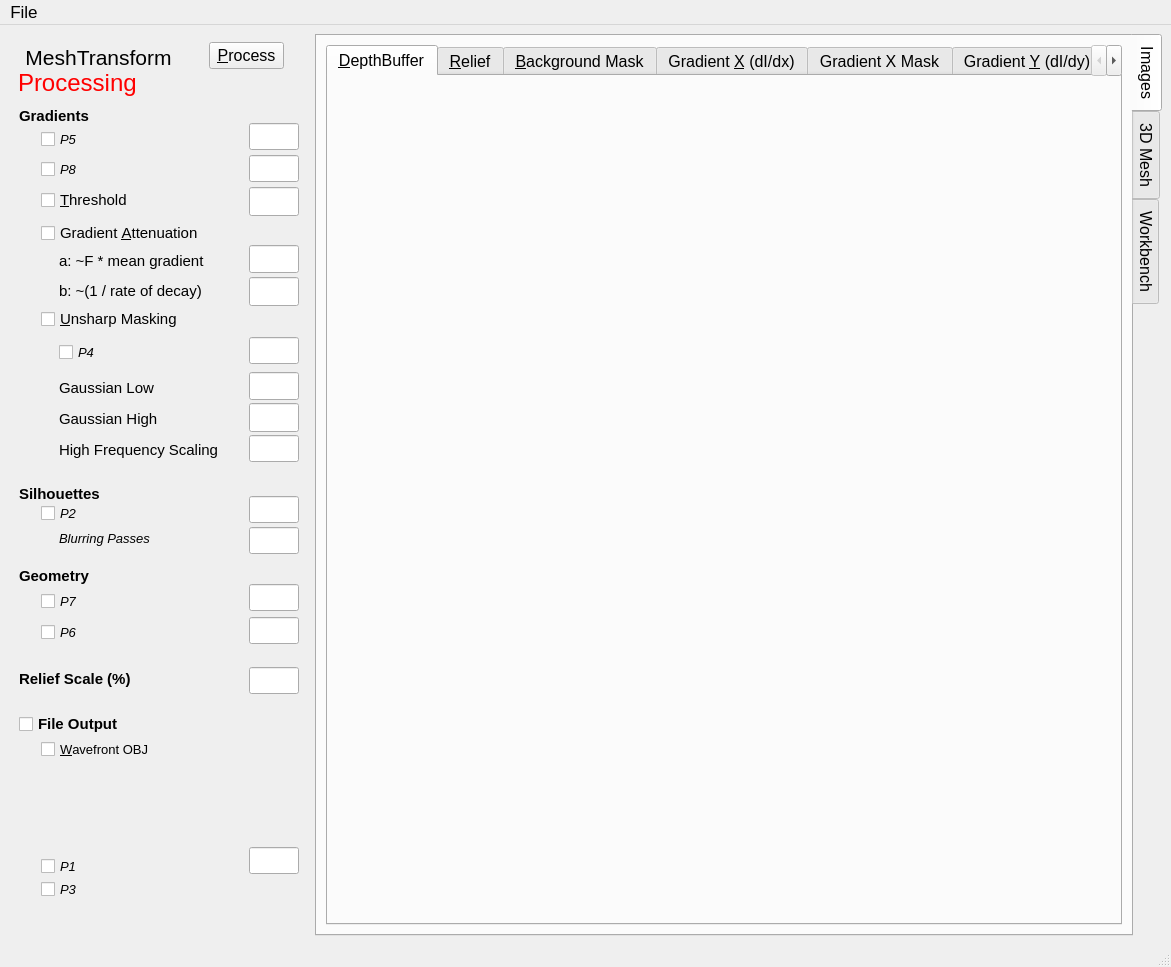
steveknipmeyer/ModelRelief, file Explorer/explorer.ui: the form before one commit.
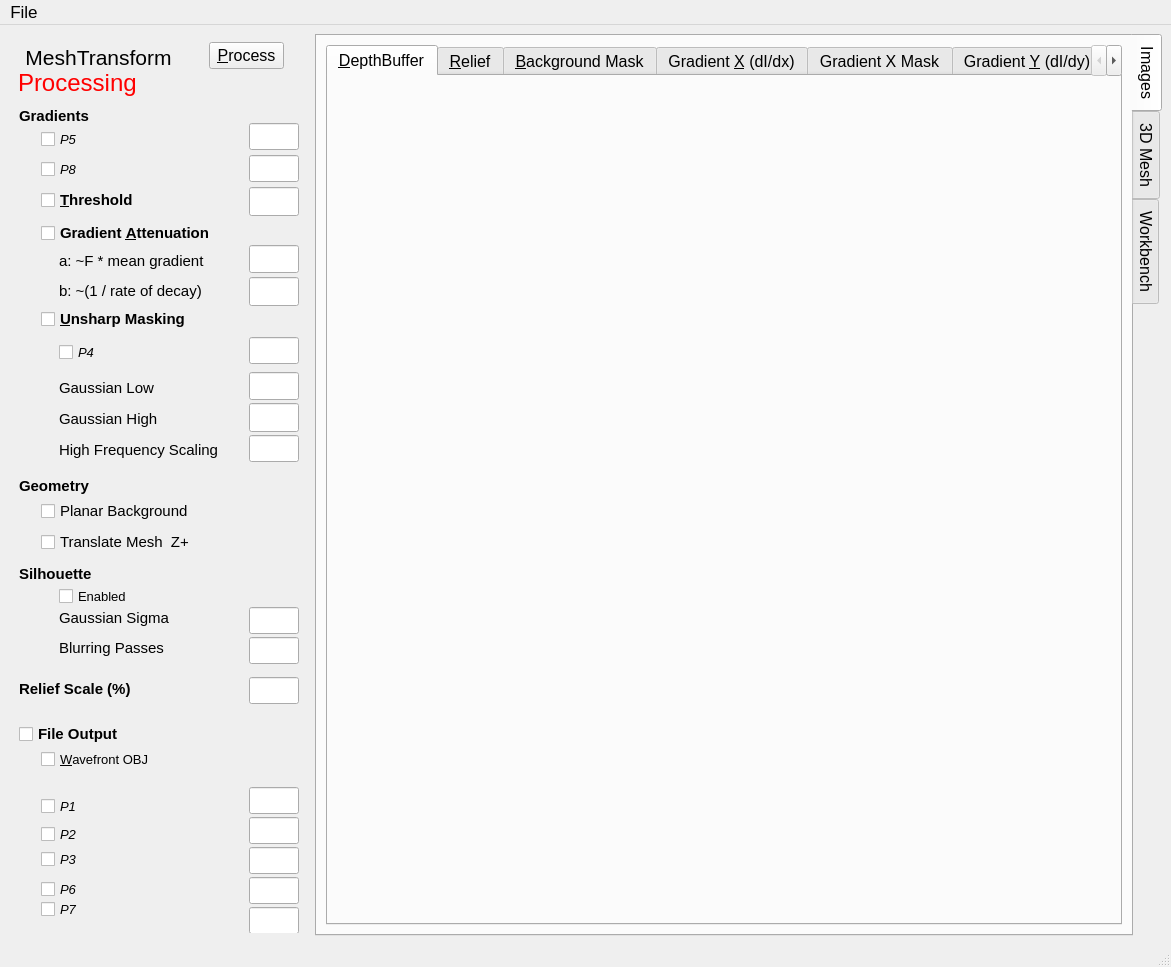
The form after the commit. Icons and pictures are not drawn.

Commit message: Extend MeshTransform to include new parameters Silhouette controls silhouette processing. Geometry settings provide ability to force background to zero and offset mesh.

What changed in the file:
```diff
--- a/Explorer/explorer.ui
+++ b/Explorer/explorer.ui
@@ -374,8 +374,8 @@
        <property name="font">
         <font>
          <pointsize>11</pointsize>
-         <weight>50</weight>
-         <bold>false</bold>
+         <weight>75</weight>
+         <bold>true</bold>
         </font>
        </property>
        <property name="text">
@@ -477,8 +477,8 @@
        <property name="font">
         <font>
          <pointsize>11</pointsize>
-         <weight>50</weight>
-         <bold>false</bold>
+         <weight>75</weight>
+         <bold>true</bold>
         </font>
        </property>
        <property name="text">
@@ -580,8 +580,8 @@
        <property name="font">
         <font>
          <pointsize>11</pointsize>
-         <weight>50</weight>
-         <bold>false</bold>
+         <weight>75</weight>
+         <bold>true</bold>
         </font>
        </property>
        <property name="text">
@@ -592,7 +592,7 @@
        <property name="geometry">
         <rect>
          <x>32</x>
-         <y>817</y>
+         <y>757</y>
          <width>165</width>
          <height>24</height>
         </rect>
@@ -617,7 +617,7 @@
        <property name="geometry">
         <rect>
          <x>32</x>
-         <y>464</y>
+         <y>785</y>
          <width>204</width>
          <height>24</height>
         </rect>
@@ -641,7 +641,7 @@
        <property name="geometry">
         <rect>
          <x>240</x>
-         <y>810</y>
+         <y>750</y>
          <width>50</width>
          <height>27</height>
         </rect>
@@ -657,7 +657,7 @@
        <property name="geometry">
         <rect>
          <x>240</x>
-         <y>459</y>
+         <y>780</y>
          <width>50</width>
          <height>27</height>
         </rect>
@@ -669,11 +669,11 @@
         </size>
        </property>
       </widget>
-      <widget class="QLineEdit" name="p3LineEdit">
+      <widget class="QLineEdit" name="silhouettePassesLineEdit">
        <property name="geometry">
         <rect>
          <x>240</x>
-         <y>490</y>
+         <y>600</y>
          <width>50</width>
          <height>27</height>
         </rect>
@@ -689,7 +689,7 @@
        <property name="geometry">
         <rect>
          <x>32</x>
-         <y>840</y>
+         <y>810</y>
          <width>201</width>
          <height>24</height>
         </rect>
@@ -749,22 +749,6 @@
         <string>P4</string>
        </property>
       </widget>
-      <widget class="QLineEdit" name="p6LineEdit">
-       <property name="geometry">
-        <rect>
-         <x>240</x>
-         <y>580</y>
-         <width>50</width>
-         <height>27</height>
-        </rect>
-       </property>
-       <property name="maximumSize">
-        <size>
-         <width>373</width>
-         <height>16777215</height>
-        </size>
-       </property>
-      </widget>
       <widget class="QCheckBox" name="p5CheckBox">
        <property name="geometry">
         <rect>
@@ -789,36 +773,20 @@
         <string>P5</string>
        </property>
       </widget>
-      <widget class="QLineEdit" name="p7LineEdit">
-       <property name="geometry">
-        <rect>
-         <x>240</x>
-         <y>547</y>
-         <width>50</width>
-         <height>27</height>
-        </rect>
-       </property>
-       <property name="maximumSize">
-        <size>
-         <width>373</width>
-         <height>16777215</height>
-        </size>
-       </property>
-      </widget>
-      <widget class="QCheckBox" name="p6CheckBox">
+      <widget class="QCheckBox" name="translateMeshZPositiveCheckBox">
        <property name="geometry">
         <rect>
          <x>32</x>
-         <y>583</y>
-         <width>158</width>
+         <y>493</y>
+         <width>171</width>
          <height>24</height>
         </rect>
        </property>
        <property name="font">
         <font>
-         <pointsize>10</pointsize>
+         <pointsize>11</pointsize>
          <weight>50</weight>
-         <italic>true</italic>
+         <italic>false</italic>
          <bold>false</bold>
         </font>
        </property>
@@ -826,7 +794,7 @@
         <string notr="true"/>
        </property>
        <property name="text">
-        <string>P6</string>
+        <string>Translate Mesh  Z+</string>
        </property>
       </widget>
       <widget class="QLineEdit" name="p8LineEdit">
@@ -855,20 +823,20 @@
         </font>
        </property>
       </widget>
-      <widget class="QCheckBox" name="p7CheckBox">
+      <widget class="QCheckBox" name="planarBackgroundCheckBox">
        <property name="geometry">
         <rect>
          <x>32</x>
-         <y>552</y>
+         <y>462</y>
          <width>187</width>
          <height>24</height>
         </rect>
        </property>
        <property name="font">
         <font>
-         <pointsize>10</pointsize>
+         <pointsize>11</pointsize>
          <weight>50</weight>
-         <italic>true</italic>
+         <italic>false</italic>
          <bold>false</bold>
         </font>
        </property>
@@ -876,7 +844,7 @@
         <string notr="true"/>
        </property>
        <property name="text">
-        <string>P7</string>
+        <string>Planar Background</string>
        </property>
       </widget>
       <widget class="QCheckBox" name="p8CheckBox">
@@ -944,7 +912,7 @@
        <property name="geometry">
         <rect>
          <x>32</x>
-         <y>700</y>
+         <y>710</y>
          <width>165</width>
          <height>24</height>
         </rect>
@@ -1030,7 +998,7 @@
        <property name="geometry">
         <rect>
          <x>10</x>
-         <y>675</y>
+         <y>685</y>
          <width>177</width>
          <height>24</height>
         </rect>
@@ -1050,7 +1018,7 @@
        <property name="geometry">
         <rect>
          <x>240</x>
-         <y>630</y>
+         <y>640</y>
          <width>50</width>
          <height>27</height>
         </rect>
@@ -1066,7 +1034,7 @@
        <property name="geometry">
         <rect>
          <x>10</x>
-         <y>633</y>
+         <y>643</y>
          <width>201</width>
          <height>18</height>
         </rect>
@@ -1118,7 +1086,7 @@
        <property name="geometry">
         <rect>
          <x>10</x>
-         <y>448</y>
+         <y>528</y>
          <width>201</width>
          <height>18</height>
         </rect>
@@ -1137,14 +1105,14 @@
         </font>
        </property>
        <property name="text">
-        <string>Silhouettes</string>
+        <string>Silhouette</string>
        </property>
       </widget>
       <widget class="QLabel" name="labelGeometry">
        <property name="geometry">
         <rect>
          <x>10</x>
-         <y>530</y>
+         <y>440</y>
          <width>201</width>
          <height>18</height>
         </rect>
@@ -1170,7 +1138,7 @@
        <property name="geometry">
         <rect>
          <x>50</x>
-         <y>490</y>
+         <y>600</y>
          <width>191</width>
          <height>22</height>
         </rect>
@@ -1183,9 +1151,9 @@
        </property>
        <property name="font">
         <font>
-         <pointsize>10</pointsize>
+         <pointsize>11</pointsize>
          <weight>50</weight>
-         <italic>true</italic>
+         <italic>false</italic>
          <bold>false</bold>
         </font>
        </property>
@@ -1193,6 +1161,170 @@
         <string>Blurring Passes</string>
        </property>
       </widget>
+      <widget class="QLineEdit" name="silhouetteSigmaLineEdit">
+       <property name="geometry">
+        <rect>
+         <x>240</x>
+         <y>570</y>
+         <width>50</width>
+         <height>27</height>
+        </rect>
+       </property>
+       <property name="maximumSize">
+        <size>
+         <width>373</width>
+         <height>16777215</height>
+        </size>
+       </property>
+      </widget>
+      <widget class="QLabel" name="labelSilhouetteSigma">
+       <property name="geometry">
+        <rect>
+         <x>50</x>
+         <y>570</y>
+         <width>191</width>
+         <height>22</height>
+        </rect>
+       </property>
+       <property name="sizePolicy">
+        <sizepolicy hsizetype="Preferred" vsizetype="Preferred">
+         <horstretch>0</horstretch>
+         <verstretch>0</verstretch>
+        </sizepolicy>
+       </property>
+       <property name="font">
+        <font>
+         <pointsize>11</pointsize>
+         <weight>50</weight>
+         <italic>false</italic>
+         <bold>false</bold>
+        </font>
+       </property>
+       <property name="text">
+        <string>Gaussian Sigma</string>
+       </property>
+      </widget>
+      <widget class="QCheckBox" name="silhouetteCheckBox">
+       <property name="geometry">
+        <rect>
+         <x>50</x>
+         <y>547</y>
+         <width>131</width>
+         <height>24</height>
+        </rect>
+       </property>
+       <property name="font">
+        <font>
+         <family>MS Shell Dlg 2</family>
+         <pointsize>10</pointsize>
+         <weight>50</weight>
+         <italic>false</italic>
+         <bold>false</bold>
+        </font>
+       </property>
+       <property name="styleSheet">
+        <string notr="true"/>
+       </property>
+       <property name="text">
+        <string>Enabled</string>
+       </property>
+      </widget>
+      <widget class="QLineEdit" name="p3LineEdit">
+       <property name="geometry">
+        <rect>
+         <x>240</x>
+         <y>810</y>
+         <width>50</width>
+         <height>27</height>
+        </rect>
+       </property>
+       <property name="maximumSize">
+        <size>
+         <width>373</width>
+         <height>16777215</height>
+        </size>
+       </property>
+      </widget>
+      <widget class="QCheckBox" name="p6CheckBox">
+       <property name="geometry">
+        <rect>
+         <x>32</x>
+         <y>840</y>
+         <width>201</width>
+         <height>24</height>
+        </rect>
+       </property>
+       <property name="font">
+        <font>
+         <pointsize>10</pointsize>
+         <weight>50</weight>
+         <italic>true</italic>
+         <bold>false</bold>
+        </font>
+       </property>
+       <property name="styleSheet">
+        <string notr="true"/>
+       </property>
+       <property name="text">
+        <string>P6</string>
+       </property>
+      </widget>
+      <widget class="QLineEdit" name="p6LineEdit">
+       <property name="geometry">
+        <rect>
+         <x>240</x>
+         <y>840</y>
+         <width>50</width>
+         <height>27</height>
+        </rect>
+       </property>
+       <property name="maximumSize">
+        <size>
+         <width>373</width>
+         <height>16777215</height>
+        </size>
+       </property>
+      </widget>
+      <widget class="QLineEdit" name="p7LineEdit">
+       <property name="geometry">
+        <rect>
+         <x>240</x>
+         <y>870</y>
+         <width>50</width>
+         <height>27</height>
+        </rect>
+       </property>
+       <property name="maximumSize">
+        <size>
+         <width>373</width>
+         <height>16777215</height>
+        </size>
+       </property>
+      </widget>
+      <widget class="QCheckBox" name="p7CheckBox">
+       <property name="geometry">
+        <rect>
+         <x>32</x>
+         <y>860</y>
+         <width>201</width>
+         <height>24</height>
+        </rect>
+       </property>
+       <property name="font">
+        <font>
+         <pointsize>10</pointsize>
+         <weight>50</weight>
+         <italic>true</italic>
+         <bold>false</bold>
+        </font>
+       </property>
+       <property name="styleSheet">
+        <string notr="true"/>
+       </property>
+       <property name="text">
+        <string>P7</string>
+       </property>
+      </widget>
      </widget>
     </item>
    </layout>
```
Left out of the diff: 8 changed lines with no effect on the pictures. The commit also changes 28 other files.
